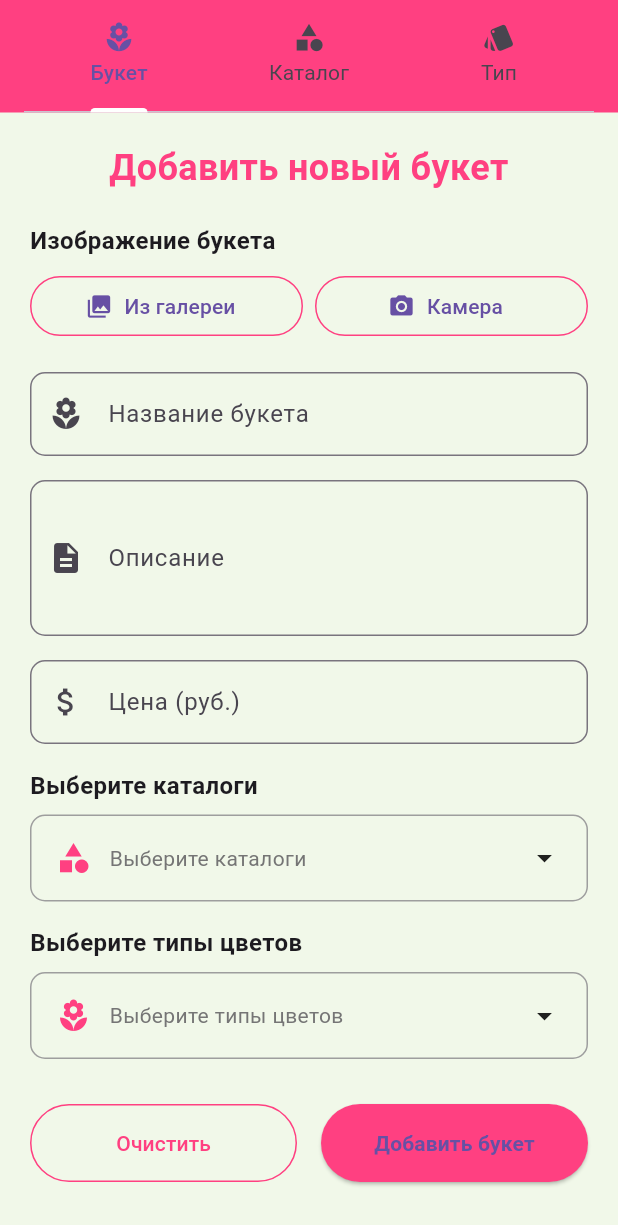
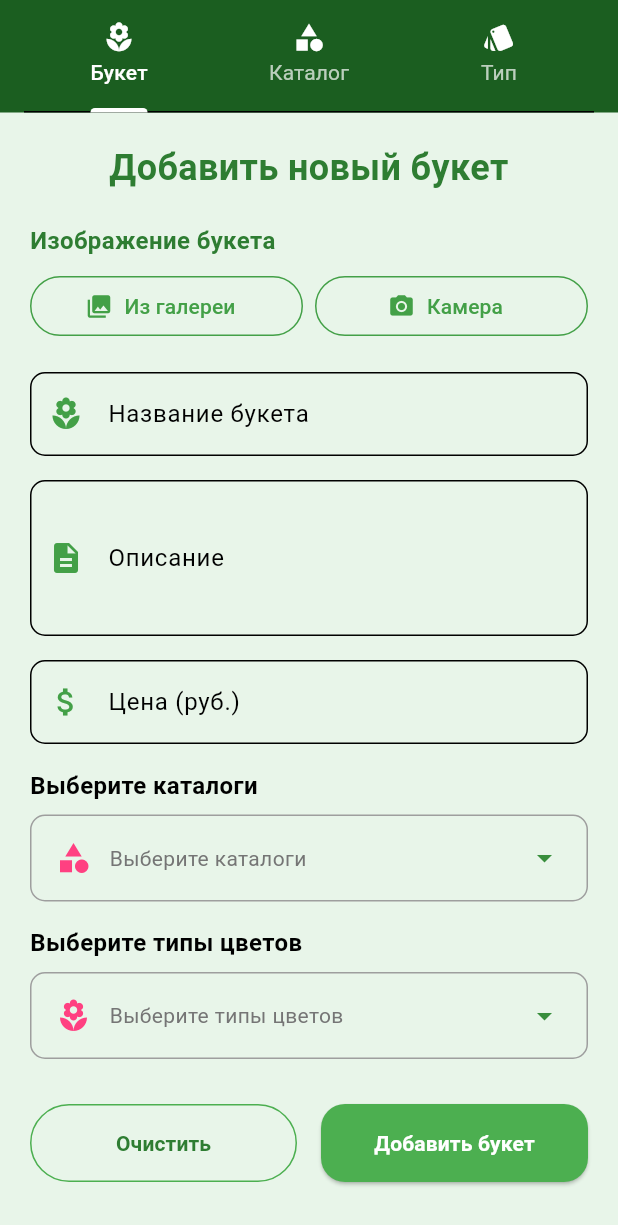
Before and after one commit to kostaz-B-HOCKE/flutter_app, a Flutter app: the AdminProductsPage screen opened directly, on a phone screen of 412 x 824 dp. Shown: the top 1225 px of the screen. Run offline on Flutter 3.47's test engine with Material 3 defaults, Android fonts, the phone set to English and light mode, and no system bars; our stand-ins replace cached_network_image, image_picker, shared_preferences, supabase, supabase_flutter; accounts and stored records are empty.

Commit message:
зеленый

```diff
--- a/lib/screens/admin/products_page.dart
+++ b/lib/screens/admin/products_page.dart
@@ -371,7 +371,7 @@ class _AdminProductsPageState extends State<AdminProductsPage> with SingleTicker
       children: [
         Text(
           title,
-          style: const TextStyle(fontSize: 16, fontWeight: FontWeight.bold),
+          style: TextStyle(fontSize: 16, fontWeight: FontWeight.bold, color: Color(0xFF2E7D32)), // Темно-зеленый
         ),
         const SizedBox(height: 8),
 
@@ -396,10 +396,10 @@ class _AdminProductsPageState extends State<AdminProductsPage> with SingleTicker
             Expanded(
               child: OutlinedButton.icon(
                 onPressed: () => onPick(ImageSource.gallery),
-                icon: const Icon(Icons.photo_library),
-                label: const Text('Из галереи'),
+                icon: Icon(Icons.photo_library, color: Color(0xFF43A047)), // Ярко-зеленый
+                label: Text('Из галереи', style: TextStyle(color: Color(0xFF43A047))), // Ярко-зеленый
                 style: OutlinedButton.styleFrom(
-                  side: const BorderSide(color: Colors.pinkAccent),
+                  side: BorderSide(color: Color(0xFF43A047)), // Ярко-зеленая рамка
                 ),
               ),
             ),
@@ -407,10 +407,10 @@ class _AdminProductsPageState extends State<AdminProductsPage> with SingleTicker
             Expanded(
               child: OutlinedButton.icon(
                 onPressed: () => onPick(ImageSource.camera),
-                icon: const Icon(Icons.camera_alt),
-                label: const Text('Камера'),
+                icon: Icon(Icons.camera_alt, color: Color(0xFF43A047)), // Ярко-зеленый
+                label: Text('Камера', style: TextStyle(color: Color(0xFF43A047))), // Ярко-зеленый
                 style: OutlinedButton.styleFrom(
-                  side: const BorderSide(color: Colors.pinkAccent),
+                  side: BorderSide(color: Color(0xFF43A047)), // Ярко-зеленая рамка
                 ),
               ),
             ),
@@ -430,7 +430,7 @@ class _AdminProductsPageState extends State<AdminProductsPage> with SingleTicker
                 });
               }
             },
-            child: const Text('Убрать изображение', style: TextStyle(color: Colors.red)),
+            child: Text('Убрать изображение', style: TextStyle(color: Color(0xFF43A047))), // Ярко-зеленый
           ),
       ],
     );
@@ -448,35 +448,38 @@ class _AdminProductsPageState extends State<AdminProductsPage> with SingleTicker
 
     return Scaffold(
       appBar: AppBar(
-        backgroundColor: Colors.pinkAccent,
-        toolbarHeight: 0, // Полностью убираем верхний отступ AppBar
+        backgroundColor: Color(0xFF1B5E20), // Темно-зеленый для контраста
+        foregroundColor: Colors.white, // Белый текст для видимости
+        toolbarHeight: 0,
         elevation: 0,
         bottom: TabBar(
           controller: _tabController,
-          labelStyle: const TextStyle(
+          labelStyle: TextStyle(
             fontSize: 14,
             fontWeight: FontWeight.w500,
+            color: Colors.white, // Белый текст для видимости
           ),
-          unselectedLabelStyle: const TextStyle(
+          unselectedLabelStyle: TextStyle(
             fontSize: 14,
             fontWeight: FontWeight.normal,
+            color: Colors.white70, // Светло-белый для неактивных
           ),
           indicatorColor: Colors.white,
           indicatorWeight: 3,
           padding: const EdgeInsets.symmetric(horizontal: 16),
           tabs: const [
             Tab(
-              icon: Icon(Icons.local_florist, size: 22),
+              icon: Icon(Icons.local_florist, size: 22, color: Colors.white), // Белая иконка
               text: 'Букет',
               iconMargin: EdgeInsets.only(bottom: 2),
             ),
             Tab(
-              icon: Icon(Icons.category, size: 22),
+              icon: Icon(Icons.category, size: 22, color: Colors.white), // Белая иконка
               text: 'Каталог',
               iconMargin: EdgeInsets.only(bottom: 2),
             ),
             Tab(
-              icon: Icon(Icons.style, size: 22),
+              icon: Icon(Icons.style, size: 22, color: Colors.white), // Белая иконка
               text: 'Тип',
               iconMargin: EdgeInsets.only(bottom: 2),
             ),
@@ -494,12 +497,12 @@ class _AdminProductsPageState extends State<AdminProductsPage> with SingleTicker
               child: Column(
                 crossAxisAlignment: CrossAxisAlignment.stretch,
                 children: [
-                  const Text(
+                  Text(
                     'Добавить новый букет',
                     style: TextStyle(
                       fontSize: 24,
                       fontWeight: FontWeight.bold,
-                      color: Colors.pinkAccent,
+                      color: Color(0xFF2E7D32), // Темно-зеленый
                     ),
                     textAlign: TextAlign.center,
                   ),
@@ -517,7 +520,7 @@ class _AdminProductsPageState extends State<AdminProductsPage> with SingleTicker
                     decoration: InputDecoration(
                       labelText: 'Название букета',
                       border: OutlineInputBorder(borderRadius: BorderRadius.circular(10)),
-                      prefixIcon: const Icon(Icons.local_florist),
+                      prefixIcon: Icon(Icons.local_florist, color: Color(0xFF43A047)), // Ярко-зеленый
                     ),
                     validator: (value) => value?.isEmpty ?? true ? 'Введите название' : null,
                   ),
@@ -528,7 +531,7 @@ class _AdminProductsPageState extends State<AdminProductsPage> with SingleTicker
                     decoration: InputDecoration(
                       labelText: 'Описание',
                       border: OutlineInputBorder(borderRadius: BorderRadius.circular(10)),
-                      prefixIcon: const Icon(Icons.description),
+                      prefixIcon: Icon(Icons.description, color: Color(0xFF43A047)), // Ярко-зеленый
                     ),
                     maxLines: 3,
                     validator: (value) => value?.isEmpty ?? true ? 'Введите описание' : null,
@@ -540,7 +543,7 @@ class _AdminProductsPageState extends State<AdminProductsPage> with SingleTicker
                     decoration: InputDecoration(
                       labelText: 'Цена (руб.)',
                       border: OutlineInputBorder(borderRadius: BorderRadius.circular(10)),
-                      prefixIcon: const Icon(Icons.attach_money),
+                      prefixIcon: Icon(Icons.attach_money, color: Color(0xFF43A047)), // Ярко-зеленый
                     ),
                     keyboardType: TextInputType.number,
                     validator: (value) {
@@ -576,9 +579,10 @@ class _AdminProductsPageState extends State<AdminProductsPage> with SingleTicker
                           onPressed: _clearBouquetForm,
                           style: OutlinedButton.styleFrom(
                             padding: const EdgeInsets.symmetric(vertical: 16),
-                            side: const BorderSide(color: Colors.pinkAccent),
+                            side: BorderSide(color: Color(0xFF4CAF50)), // Зеленая рамка
+                            backgroundColor: Color(0xFFE8F5E9), // Светло-зеленый фон
                           ),
-                          child: const Text('Очистить', style: TextStyle(color: Colors.pinkAccent)),
+                          child: Text('Очистить', style: TextStyle(color: Color(0xFF2E7D32), fontWeight: FontWeight.bold)), // Темно-зеленый текст
                         ),
                       ),
                       const SizedBox(width: 16),
@@ -586,12 +590,12 @@ class _AdminProductsPageState extends State<AdminProductsPage> with SingleTicker
                         child: ElevatedButton(
                           onPressed: _isLoading ? null : _submitBouquetForm,
                           style: ElevatedButton.styleFrom(
-                            backgroundColor: Colors.pinkAccent,
+                            backgroundColor: Color(0xFF4CAF50), // Зеленый фон
                             padding: const EdgeInsets.symmetric(vertical: 16),
                           ),
                           child: _isLoading
-                              ? const CircularProgressIndicator(color: Colors.white, strokeWidth: 2)
-                              : const Text('Добавить букет', style: TextStyle(fontWeight: FontWeight.bold)),
+                              ? CircularProgressIndicator(color: Colors.white, strokeWidth: 2)
+                              : Text('Добавить букет', style: TextStyle(fontWeight: FontWeight.bold)),
                         ),
                       ),
                     ],
@@ -609,12 +613,12 @@ class _AdminProductsPageState extends State<AdminProductsPage> with SingleTicker
               child: Column(
                 crossAxisAlignment: CrossAxisAlignment.stretch,
                 children: [
-                  const Text(
+                  Text(
                     'Добавить новый каталог',
                     style: TextStyle(
                       fontSize: 24,
                       fontWeight: FontWeight.bold,
-                      color: Colors.pinkAccent,
+                      color: Color(0xFF2E7D32), // Темно-зеленый
                     ),
                     textAlign: TextAlign.center,
                   ),
@@ -632,7 +636,7 @@ class _AdminProductsPageState extends State<AdminProductsPage> with SingleTicker
                     decoration: InputDecoration(
                       labelText: 'Название каталога',
                       border: OutlineInputBorder(borderRadius: BorderRadius.circular(10)),
-                      prefixIcon: const Icon(Icons.category),
+                      prefixIcon: Icon(Icons.category, color: Color(0xFF43A047)), // Ярко-зеленый
                     ),
                     validator: (value) => value?.isEmpty ?? true ? 'Введите название' : null,
                   ),
@@ -645,9 +649,10 @@ class _AdminProductsPageState extends State<AdminProductsPage> with SingleTicker
                           onPressed: _clearCatalogForm,
                           style: OutlinedButton.styleFrom(
                             padding: const EdgeInsets.symmetric(vertical: 16),
-                            side: const BorderSide(color: Colors.pinkAccent),
+                            side: BorderSide(color: Color(0xFF4CAF50)), // Зеленая рамка
+                            backgroundColor: Color(0xFFE8F5E9), // Светло-зеленый фон
                           ),
-                          child: const Text('Очистить', style: TextStyle(color: Colors.pinkAccent)),
+                          child: Text('Очистить', style: TextStyle(color: Color(0xFF2E7D32), fontWeight: FontWeight.bold)), // Темно-зеленый текст
                         ),
                       ),
                       const SizedBox(width: 16),
@@ -655,12 +660,12 @@ class _AdminProductsPageState extends State<AdminProductsPage> with SingleTicker
                         child: ElevatedButton(
                           onPressed: _addingCatalog ? null : _submitCatalogForm,
                           style: ElevatedButton.styleFrom(
-                            backgroundColor: Colors.pinkAccent,
+                            backgroundColor: Color(0xFF4CAF50), // Зеленый фон
                             padding: const EdgeInsets.symmetric(vertical: 16),
                           ),
                           child: _addingCatalog
-                              ? const CircularProgressIndicator(color: Colors.white, strokeWidth: 2)
-                              : const Text('Добавить каталог', style: TextStyle(fontWeight: FontWeight.bold)),
+                              ? CircularProgressIndicator(color: Colors.white, strokeWidth: 2)
+                              : Text('Добавить каталог', style: TextStyle(fontWeight: FontWeight.bold)),
                         ),
                       ),
                     ],
@@ -670,9 +675,9 @@ class _AdminProductsPageState extends State<AdminProductsPage> with SingleTicker
                   const Divider(),
                   const SizedBox(height: 20),
 
-                  const Text(
+                  Text(
                     'Существующие каталоги:',
-                    style: TextStyle(fontSize: 18, fontWeight: FontWeight.bold),
+                    style: TextStyle(fontSize: 18, fontWeight: FontWeight.bold, color: Color(0xFF2E7D32)),
                   ),
                   const SizedBox(height: 10),
 
@@ -682,10 +687,10 @@ class _AdminProductsPageState extends State<AdminProductsPage> with SingleTicker
                             backgroundImage: NetworkImage(catalog.imageUrl!),
                             radius: 20,
                           )
-                        : const Icon(Icons.category, color: Colors.pinkAccent),
+                        : Icon(Icons.category, color: Color(0xFF43A047)), // Ярко-зеленая иконка
                     title: Text(catalog.name),
                     trailing: IconButton(
-                      icon: const Icon(Icons.delete, color: Colors.red),
+                      icon: Icon(Icons.delete, color: Colors.red),
                       onPressed: () => _deleteCatalog(catalog.id, catalog.name),
                     ),
                   )).toList(),
@@ -702,12 +707,12 @@ class _AdminProductsPageState extends State<AdminProductsPage> with SingleTicker
               child: Column(
                 crossAxisAlignment: CrossAxisAlignment.stretch,
                 children: [
-                  const Text(
+                  Text(
                     'Добавить новый тип цветка',
                     style: TextStyle(
                       fontSize: 24,
                       fontWeight: FontWeight.bold,
-                      color: Colors.pinkAccent,
+                      color: Color(0xFF2E7D32), // Темно-зеленый
                     ),
                     textAlign: TextAlign.center,
                   ),
@@ -718,7 +723,7 @@ class _AdminProductsPageState extends State<AdminProductsPage> with SingleTicker
                     decoration: InputDecoration(
                       labelText: 'Название типа',
                       border: OutlineInputBorder(borderRadius: BorderRadius.circular(10)),
-                      prefixIcon: const Icon(Icons.local_florist),
+                      prefixIcon: Icon(Icons.local_florist, color: Color(0xFF43A047)), // Ярко-зеленый
                     ),
                     validator: (value) => value?.isEmpty ?? true ? 'Введите название' : null,
                   ),
@@ -731,9 +736,10 @@ class _AdminProductsPageState extends State<AdminProductsPage> with SingleTicker
                           onPressed: _clearFlowerTypeForm,
                           style: OutlinedButton.styleFrom(
                             padding: const EdgeInsets.symmetric(vertical: 16),
-                            side: const BorderSide(color: Colors.pinkAccent),
+                            side: BorderSide(color: Color(0xFF4CAF50)), // Зеленая рамка
+                            backgroundColor: Color(0xFFE8F5E9), // Светло-зеленый фон
                           ),
-                          child: const Text('Очистить', style: TextStyle(color: Colors.pinkAccent)),
+                          child: Text('Очистить', style: TextStyle(color: Color(0xFF2E7D32), fontWeight: FontWeight.bold)), // Темно-зеленый текст
                         ),
                       ),
                       const SizedBox(width: 16),
@@ -741,12 +747,12 @@ class _AdminProductsPageState extends State<AdminProductsPage> with SingleTicker
                         child: ElevatedButton(
                           onPressed: _addingFlowerType ? null : _submitFlowerTypeForm,
                           style: ElevatedButton.styleFrom(
-                            backgroundColor: Colors.pinkAccent,
+                            backgroundColor: Color(0xFF4CAF50), // Зеленый фон
                             padding: const EdgeInsets.symmetric(vertical: 16),
                           ),
                           child: _addingFlowerType
-                              ? const CircularProgressIndicator(color: Colors.white, strokeWidth: 2)
-                              : const Text('Добавить тип', style: TextStyle(fontWeight: FontWeight.bold)),
+                              ? CircularProgressIndicator(color: Colors.white, strokeWidth: 2)
+                              : Text('Добавить тип', style: TextStyle(fontWeight: FontWeight.bold)),
                         ),
                       ),
                     ],
@@ -756,17 +762,17 @@ class _AdminProductsPageState extends State<AdminProductsPage> with SingleTicker
                   const Divider(),
                   const SizedBox(height: 20),
 
-                  const Text(
+                  Text(
                     'Существующие типы:',
-                    style: TextStyle(fontSize: 18, fontWeight: FontWeight.bold),
+                    style: TextStyle(fontSize: 18, fontWeight: FontWeight.bold, color: Color(0xFF2E7D32)),
                   ),
                   const SizedBox(height: 10),
 
                   ..._flowerTypes.map((type) => ListTile(
-                    leading: const Icon(Icons.local_florist, color: Colors.pinkAccent),
+                    leading: Icon(Icons.local_florist, color: Color(0xFF43A047)), // Ярко-зеленая иконка
                     title: Text(type.name),
                     trailing: IconButton(
-                      icon: const Icon(Icons.delete, color: Colors.red),
+                      icon: Icon(Icons.delete, color: Colors.red),
                       onPressed: () => _deleteFlowerType(type.id, type.name),
                     ),
                   )).toList(),
```
Also changed, not shown: lib/main.dart (+36 -7 lines), lib/screens/login_screen.dart (+5 -6 lines), lib/screens/user/catalog_bouquets_page.dart (+68 -115 lines), lib/screens/user/catalogs_page.dart (+4 -4 lines), lib/widgets/filtering_widget.dart (+7 -6 lines), lib/services/supabase_manager.dart (line endings or trailing spaces), 6 other files.
